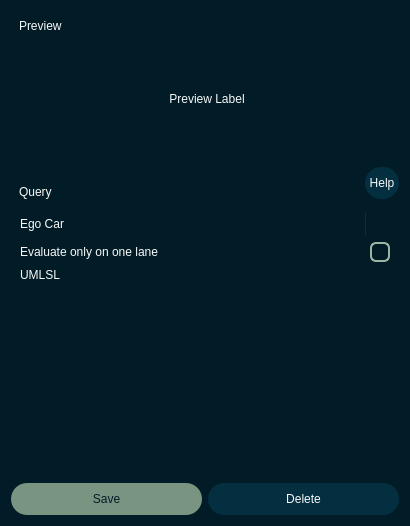
Old version of the form pse/umlsl_editor/src/view/widgets/qt_widgets/query_dialog.ui in the repository 69420pm/UMLSL-traffic-editor.
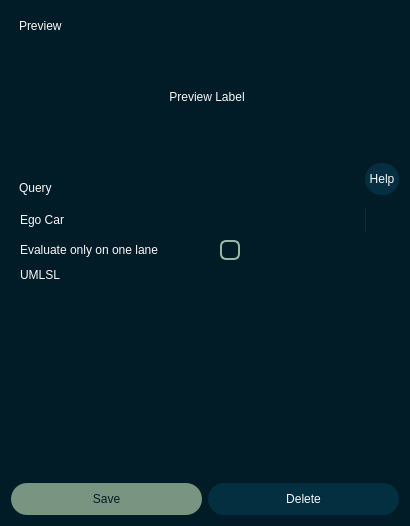
New version of the form. Icons and pictures are not drawn.

Commit message: added only one lane field in ui

The edit to the form file:
```diff
--- a/pse/umlsl_editor/src/view/widgets/qt_widgets/query_dialog.ui
+++ b/pse/umlsl_editor/src/view/widgets/qt_widgets/query_dialog.ui
@@ -451,11 +451,19 @@
           <height>0</height>
          </size>
         </property>
+        <property name="layoutDirection">
+         <enum>Qt::LayoutDirection::LeftToRight</enum>
+        </property>
+        <property name="autoFillBackground">
+         <bool>false</bool>
+        </property>
         <property name="class" stdset="0">
          <string>container</string>
         </property>
-        <layout class="QGridLayout" name="gridLayout_2">
-         <item row="0" column="0">
+        <layout class="QVBoxLayout" name="verticalLayout_3">
+         <item>
+          <layout class="QHBoxLayout" name="horizontalLayout_4">
+           <item>
           <widget class="QLabel" name="label_14">
            <property name="text">
             <string>Ego Car</string>
@@ -468,7 +476,7 @@
            </property>
           </widget>
          </item>
-         <item row="0" column="1" colspan="2">
+           <item>
           <widget class="QComboBox" name="d_car">
            <property name="minimumSize">
             <size>
@@ -487,12 +495,19 @@
            </property>
           </widget>
          </item>
-         <item row="1" column="0" colspan="2">
+          </layout>
+         </item>
+         <item>
+          <layout class="QHBoxLayout" name="horizontalLayout_3">
+           <property name="sizeConstraint">
+            <enum>QLayout::SizeConstraint::SetDefaultConstraint</enum>
+           </property>
+           <item>
           <widget class="QLabel" name="label_9">
            <property name="minimumSize">
             <size>
-             <width>75</width>
-             <height>0</height>
+               <width>100</width>
+               <height>24</height>
             </size>
            </property>
            <property name="text">
@@ -500,11 +515,17 @@
            </property>
           </widget>
          </item>
-         <item row="1" column="2">
-          <widget class="QCheckBox" name="c_coordinate_system">
+           <item alignment="Qt::AlignmentFlag::AlignRight">
+            <widget class="QCheckBox" name="c_only_lane">
            <property name="enabled">
             <bool>true</bool>
            </property>
+             <property name="sizePolicy">
+              <sizepolicy hsizetype="Preferred" vsizetype="Fixed">
+               <horstretch>0</horstretch>
+               <verstretch>0</verstretch>
+              </sizepolicy>
+             </property>
            <property name="layoutDirection">
             <enum>Qt::LayoutDirection::RightToLeft</enum>
            </property>
@@ -522,7 +543,11 @@
            </property>
           </widget>
          </item>
-         <item row="2" column="0">
+          </layout>
+         </item>
+         <item>
+          <layout class="QHBoxLayout" name="horizontalLayout_5">
+           <item>
           <widget class="QLabel" name="label_32">
            <property name="text">
             <string>UMLSL</string>
@@ -535,7 +560,7 @@
            </property>
           </widget>
          </item>
-         <item row="2" column="1" colspan="2">
+           <item>
           <widget class="QTextEdit" name="t_umlsl">
            <property name="minimumSize">
             <size>
@@ -550,6 +575,8 @@
             </size>
            </property>
           </widget>
+           </item>
+          </layout>
          </item>
         </layout>
        </widget>
```
Lines whose indentation alone changed are shown as unchanged. The commit also changes 6 other files.
